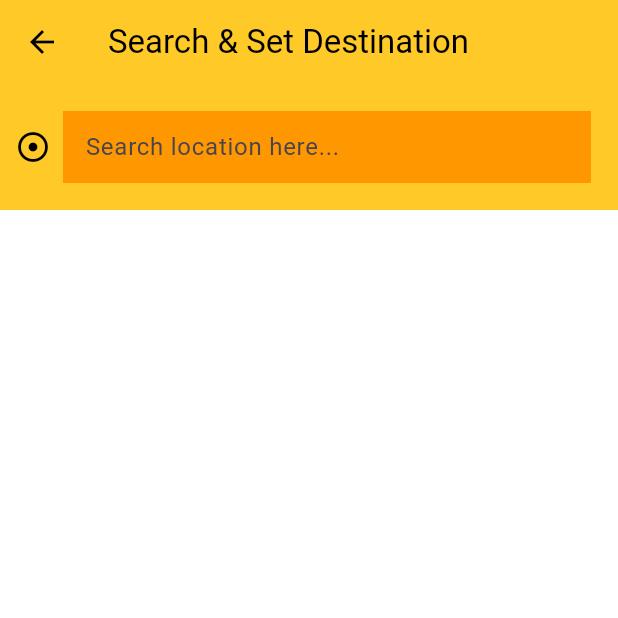
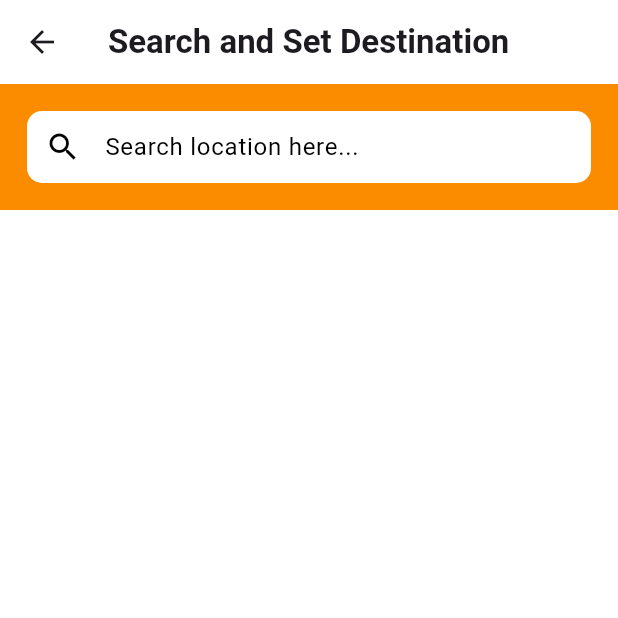
Before and after one commit to Jeydori/flutterApp, a Flutter app: the SearchPage screen opened directly, on a phone screen of 412 x 824 dp, the top half of it. Run offline on Flutter 3.47's test engine with Material 3 defaults, Android fonts, the phone set to English and light mode, and no system bars; our stand-ins replace cloud_firestore, firebase_auth, firebase_core, geolocator, google_maps_flutter, google_sign_in and 1 more; missing offline and left inert: flutter_polyline_points, geocoder2; accounts and stored records are empty.

Commit message:
04/30/24 android

```diff
--- a/route4me/lib/components/text_field.dart
+++ b/route4me/lib/components/text_field.dart
@@ -22,12 +22,12 @@ class textfield extends StatelessWidget {
         decoration: InputDecoration(
           enabledBorder: OutlineInputBorder(
             borderRadius:
-                BorderRadius.circular(30), // Adjust border radius as needed
+                BorderRadius.circular(10), // Adjust border radius as needed
             borderSide: const BorderSide(color: Colors.white),
           ),
           focusedBorder: OutlineInputBorder(
             borderRadius:
-                BorderRadius.circular(30), // Adjust border radius as needed
+                BorderRadius.circular(10), // Adjust border radius as needed
             borderSide: BorderSide(color: Colors.orange.shade600),
           ),
           fillColor: Colors.grey[300],
--- a/route4me/lib/pages/search_page.dart
+++ b/route4me/lib/pages/search_page.dart
@@ -47,27 +47,19 @@ class _SearchPageState extends State<SearchPage> {
       child: Scaffold(
         backgroundColor: Colors.white,
         appBar: AppBar(
-          backgroundColor: Colors.amber.shade400,
-          leading: GestureDetector(
-            onTap: () {
-              Navigator.pop(context);
-            },
-            child: const Icon(
-              Icons.arrow_back,
-              color: Colors.black,
+          title: Text(
+            'Search and Set Destination',
+            style: TextStyle(
+              fontWeight: FontWeight.bold,
             ),
           ),
-          title: const Text(
-            "Search & Set Destination",
-            style: TextStyle(color: Colors.black),
-          ),
-          elevation: 0.0,
+          backgroundColor: Colors.white,
         ),
         body: Column(
           children: [
             Container(
               decoration: BoxDecoration(
-                color: Colors.amber.shade400,
+                color: Colors.orange[600],
                 boxShadow: const [
                   BoxShadow(
                     color: Colors.white,
@@ -86,13 +78,6 @@ class _SearchPageState extends State<SearchPage> {
                   children: [
                     Row(
                       children: [
-                        const Icon(
-                          Icons.adjust_sharp,
-                          color: Colors.black,
-                        ),
-                        const SizedBox(
-                          height: 18.0,
-                        ),
                         Expanded(
                           child: Padding(
                             padding: const EdgeInsets.all(8),
@@ -100,16 +85,22 @@ class _SearchPageState extends State<SearchPage> {
                               onChanged: (value) {
                                 findPlaceAutoCompleteSearch(value);
                               },
-                              decoration: const InputDecoration(
-                                  hintText: "Search location here...",
-                                  fillColor: Colors.orange,
-                                  filled: true,
-                                  border: InputBorder.none,
-                                  contentPadding: EdgeInsets.only(
-                                    left: 11,
-                                    top: 8,
-                                    bottom: 8,
-                                  )),
+                              decoration: InputDecoration(
+                                filled: true,
+                                fillColor: Colors.white,
+                                border: OutlineInputBorder(
+                                  borderRadius: BorderRadius.circular(10),
+                                  borderSide: BorderSide.none,
+                                ),
+                                prefixIcon: Icon(
+                                  Icons.search_outlined,
+                                  color: Colors.black,
+                                ),
+                                hintText: "Search location here...",
+                                hintStyle: TextStyle(color: Colors.black),
+                                contentPadding: EdgeInsets.symmetric(
+                                    vertical: 8, horizontal: 16),
+                              ),
                             ),
                           ),
                         )
@@ -134,7 +125,7 @@ class _SearchPageState extends State<SearchPage> {
                       separatorBuilder: (BuildContext context, int index) {
                         return const Divider(
                           height: 0,
-                          color: Colors.black,
+                          color: Colors.white,
                           thickness: 0,
                         );
                       },
--- a/route4me/lib/services/precise_pickup_location.dart
+++ b/route4me/lib/services/precise_pickup_location.dart
@@ -129,7 +129,7 @@ class _PrecisePickUpLocationState extends State<PrecisePickUpLocation> {
               decoration: BoxDecoration(
                 border: Border.all(color: Colors.orange.shade600),
                 color: Colors.white,
-                borderRadius: BorderRadius.circular(30),
+                borderRadius: BorderRadius.circular(10),
               ),
               padding: const EdgeInsets.all(20),
               child: Text(
@@ -152,6 +152,9 @@ class _PrecisePickUpLocationState extends State<PrecisePickUpLocation> {
                   Navigator.pop(context);
                 },
                 style: ElevatedButton.styleFrom(
+                  shape: RoundedRectangleBorder(
+                    borderRadius: BorderRadius.circular(10),
+                  ),
                   backgroundColor: Colors.orange[600],
                 ),
                 child: Text(
```
Also changed, not shown: route4me/lib/components/button.dart (+16 -10 lines), route4me/lib/components/places_prediction_tile.dart (+13 -6 lines), route4me/lib/components/progress_dialog.dart (+8 -3 lines), route4me/lib/pages/home_page.dart (+21 -7 lines), route4me/lib/pages/profile_page.dart (+13 -20 lines), route4me/lib/pages/settings_page.dart (+25 -7 lines).
